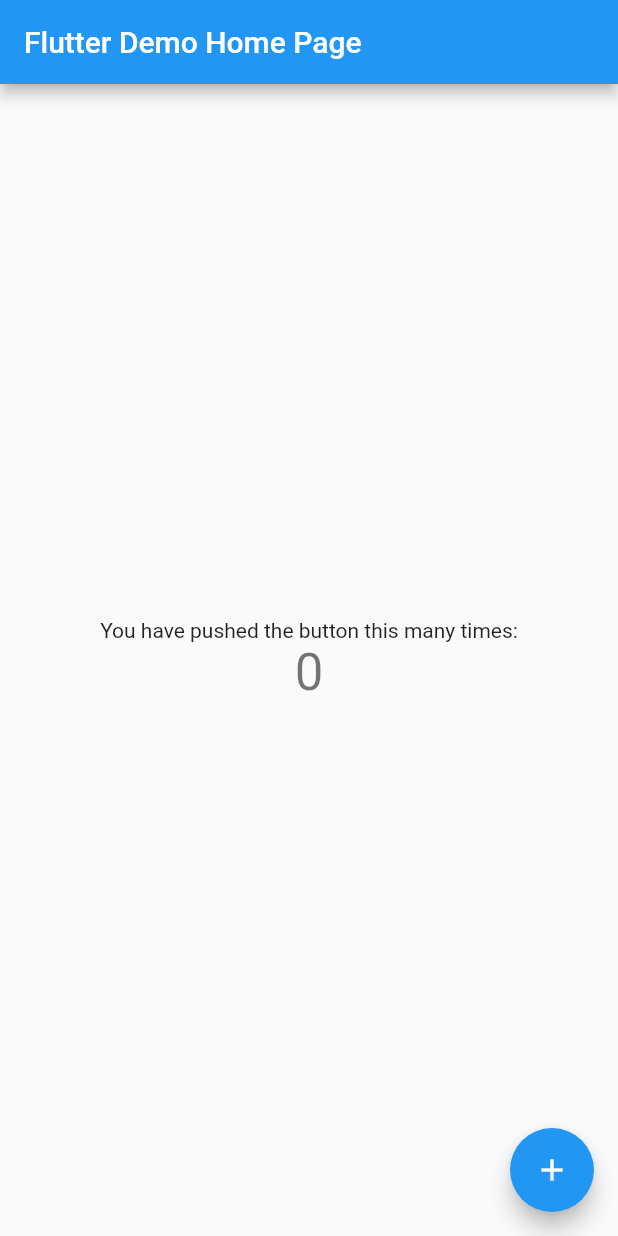
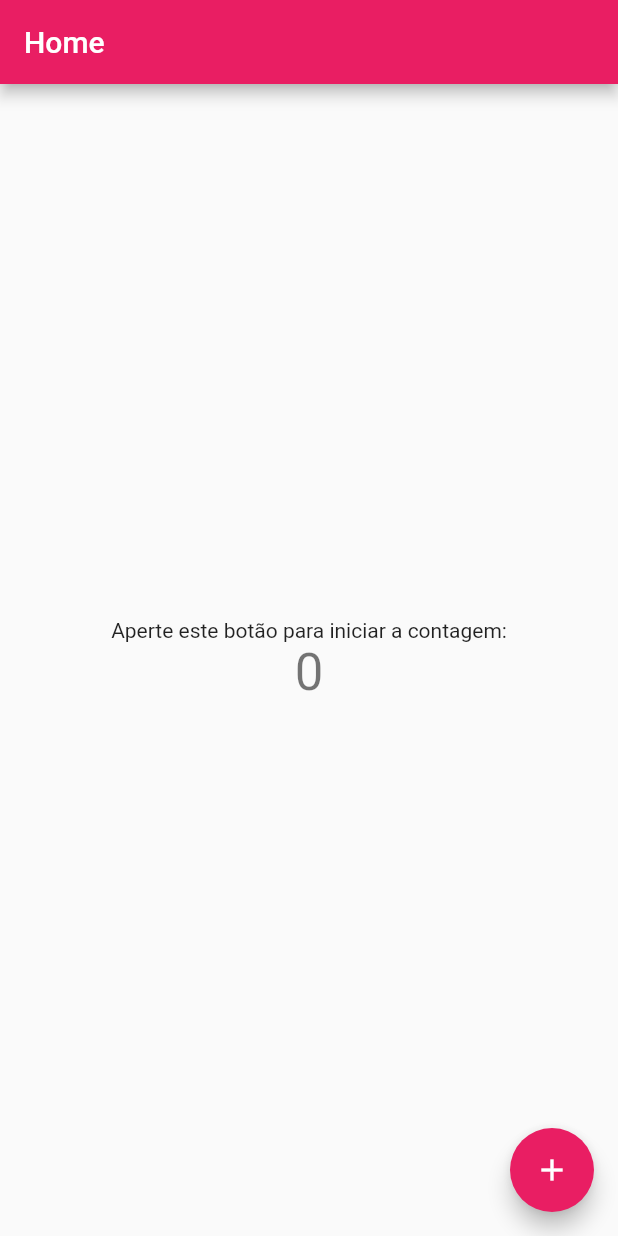
Before and after one commit to cauantomazs/app01, a Flutter app: the screen it shows after launch, on a phone screen of 412 x 824 dp. Run offline on Flutter 3.47's test engine with Material 2 defaults, Android fonts, the phone set to English and light mode, and no system bars.

Commit message:
debug_false

```diff
--- a/lib/main.dart
+++ b/lib/main.dart
@@ -6,26 +6,17 @@ class MyApp extends StatelessWidget {
   @override
   Widget build(BuildContext context) {
     return MaterialApp(
+      debugShowCheckedModeBanner: false,
       title: 'Flutter Demo',
       theme: ThemeData(
-        primarySwatch: Colors.blue,
+        primarySwatch: Colors.pink,
       ),
-      home: MyHomePage(title: 'Flutter Demo Home Page'),
+      home: MyHomePage(title: 'Home'),
     );
   }
 }
-
 class MyHomePage extends StatefulWidget {
   MyHomePage({Key key, this.title}) : super(key: key);
-
-  // This widget is the home page of your application. It is stateful, meaning
-  // that it has a State object (defined below) that contains fields that affect
-  // how it looks.
-
-  // This class is the configuration for the state. It holds the values (in this
-  // case the title) provided by the parent (in this case the App widget) and
-  // used by the build method of the State. Fields in a Widget subclass are
-  // always marked "final".
 
   final String title;
 
@@ -38,51 +29,22 @@ class _MyHomePageState extends State<MyHomePage> {
 
   void _incrementCounter() {
     setState(() {
-      // This call to setState tells the Flutter framework that something has
-      // changed in this State, which causes it to rerun the build method below
-      // so that the display can reflect the updated values. If we changed
-      // _counter without calling setState(), then the build method would not be
-      // called again, and so nothing would appear to happen.
       _counter++;
     });
   }
 
   @override
   Widget build(BuildContext context) {
-    // This method is rerun every time setState is called, for instance as done
-    // by the _incrementCounter method above.
-    //
-    // The Flutter framework has been optimized to make rerunning build methods
-    // fast, so that you can just rebuild anything that needs updating rather
-    // than having to individually change instances of widgets.
     return Scaffold(
       appBar: AppBar(
-        // Here we take the value from the MyHomePage object that was created by
-        // the App.build method, and use it to set our appbar title.
         title: Text(widget.title),
       ),
       body: Center(
-        // Center is a layout widget. It takes a single child and positions it
-        // in the middle of the parent.
         child: Column(
-          // Column is also a layout widget. It takes a list of children and
-          // arranges them vertically. By default, it sizes itself to fit its
-          // children horizontally, and tries to be as tall as its parent.
-          //
-          // Invoke "debug painting" (press "p" in the console, choose the
-          // "Toggle Debug Paint" action from the Flutter Inspector in Android
-          // Studio, or the "Toggle Debug Paint" command in Visual Studio Code)
-          // to see the wireframe for each widget.
-          //
-          // Column has various properties to control how it sizes itself and
-          // how it positions its children. Here we use mainAxisAlignment to
-          // center the children vertically; the main axis here is the vertical
-          // axis because Columns are vertical (the cross axis would be
-          // horizontal).
           mainAxisAlignment: MainAxisAlignment.center,
           children: <Widget>[
             Text(
-              'You have pushed the button this many times:',
+              'Aperte este botão para iniciar a contagem:',
             ),
             Text(
               '$_counter',
@@ -95,7 +57,7 @@ class _MyHomePageState extends State<MyHomePage> {
         onPressed: _incrementCounter,
         tooltip: 'Increment',
         child: Icon(Icons.add),
-      ), // This trailing comma makes auto-formatting nicer for build methods.
+      ),
     );
   }
 }
```
